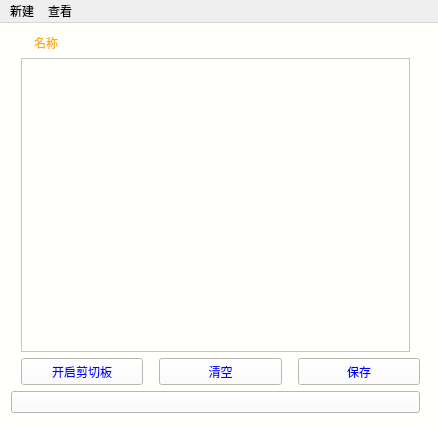
The window that note/mainwindow.ui (ccy-git/note) describes before a commit, drawn with Qt 5.
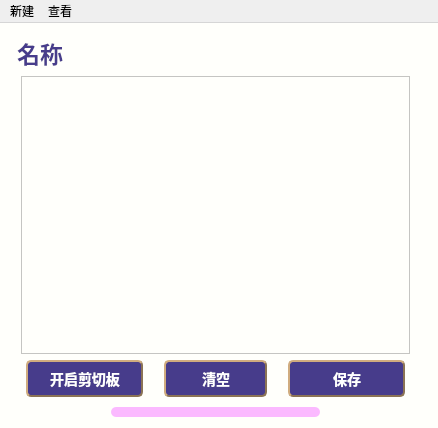
The same window after the commit.

Commit message: 修改了一下外观

```diff
--- a/note/mainwindow.ui
+++ b/note/mainwindow.ui
@@ -33,12 +33,12 @@
      <item>
       <widget class="QLabel" name="label">
        <property name="styleSheet">
-        <string notr="true">font: 16pt &quot;黑体&quot;;
-color:rgb(255, 170, 0);
-text-alion:center;
-margin-left:20%;
-margin-right:20%;
-</string>
+        <string notr="true">QLabel{
+	color:  #473C8B;    
+	font: bold 23px;   
+	font-family: 华文行楷;   
+	padding-top:2px;
+}</string>
        </property>
        <property name="text">
         <string>名称</string>
@@ -80,13 +80,30 @@
        <item>
         <widget class="QPushButton" name="clipBoard">
          <property name="styleSheet">
-          <string notr="true">font: 12pt &quot;宋体&quot;;
-margin-left:10px;
-height:25px;
-color:blue;
-
-
-</string>
+          <string notr="true">QPushButton {
+background-color: rgb(0, 150, 0);
+color: rgb(255, 255, 255);
+margin-left:15px;
+color: white;                    /* 文字颜色 */
+background-color: #473C8B;       /* 背景色 */
+border-style: outset;            /* 边框风格 */
+border-width: 2px;               /* 边框宽度 */
+border-radius: 5px;              /* 边框圆角 */
+border-color: #8B7355;           /* 边框颜色 */
+font: bold 14px;                 /* 字体 */
+min-width: 2em;                  /* 控件最小宽度 */
+min-height: 2px;                 /* 控件最小高度 */
+font-family: 华文新魏;            /* 字库 */
+padding: 5px;                    /* 内边距 */
+padding-left:6px;                /* 文字横向偏移 */
+padding-top:6px;                 /* 文字纵向偏移 */
+}
+QPushButton:pressed {
+background-color: #473CAB;
+}
+QPushButton:hover{
+background-color: #473CAB;
+}</string>
          </property>
          <property name="text">
           <string>开启剪切板</string>
@@ -96,13 +113,32 @@
        <item>
         <widget class="QPushButton" name="deleteText">
          <property name="styleSheet">
-          <string notr="true">font: 12pt &quot;宋体&quot;;
-margin-left:10px;
-height:25px;
-color:blue;
-
-
-</string>
+          <string notr="true">
+QPushButton {
+background-color: rgb(0, 150, 0);
+color: rgb(255, 255, 255);
+margin-left:15px;
+margin-right:15px;
+color: white;                    /* 文字颜色 */
+background-color: #473C8B;       /* 背景色 */
+border-style: outset;            /* 边框风格 */
+border-width: 2px;               /* 边框宽度 */
+border-radius: 5px;              /* 边框圆角 */
+border-color: #8B7355;           /* 边框颜色 */
+font: bold 14px;                 /* 字体 */
+min-width: 2em;                  /* 控件最小宽度 */
+min-height: 2px;                 /* 控件最小高度 */
+font-family: 华文新魏;            /* 字库 */
+padding: 5px;                    /* 内边距 */
+padding-left:6px;                /* 文字横向偏移 */
+padding-top:6px;                 /* 文字纵向偏移 */
+}
+QPushButton:pressed {
+background-color: #473CAB;
+}
+QPushButton:hover{
+background-color: #473CAB;
+}</string>
          </property>
          <property name="text">
           <string>清空</string>
@@ -112,12 +148,30 @@
        <item>
         <widget class="QPushButton" name="save">
          <property name="styleSheet">
-          <string notr="true">font: 12pt &quot;宋体&quot;;
-margin-left:10px;
-height:25px;
-color:blue;
-
-
+          <string notr="true">QPushButton {
+background-color: rgb(0, 150, 0);
+color: rgb(255, 255, 255);
+margin-right:15px;
+color: white;                    /* 文字颜色 */
+background-color: #473C8B;       /* 背景色 */
+border-style: outset;            /* 边框风格 */
+border-width: 2px;               /* 边框宽度 */
+border-radius: 5px;              /* 边框圆角 */
+border-color: #8B7355;           /* 边框颜色 */
+font: bold 14px;                 /* 字体 */
+min-width: 2em;                  /* 控件最小宽度 */
+min-height: 2px;                 /* 控件最小高度 */
+font-family: 华文新魏;            /* 字库 */
+padding: 5px;                    /* 内边距 */
+padding-left:6px;                /* 文字横向偏移 */
+padding-top:6px;                 /* 文字纵向偏移 */
+}
+QPushButton:pressed {
+background-color: #473CAB;
+}
+QPushButton:hover{
+background-color: #473CAB;
+}
 </string>
          </property>
          <property name="text">
@@ -139,7 +193,22 @@
         </size>
        </property>
        <property name="styleSheet">
-        <string notr="true"/>
+        <string notr="true">QPushButton {
+
+background-color: rgb(251, 185, 255);       /* 背景色 */
+border-style: outset;            /* 边框风格 */
+border-radius: 5px;              /* 边框圆角 */
+border-color: #8B7355;           /* 边框颜色 */
+margin-left:100px;
+margin-right:100px;
+max-height: 2px;   
+}
+QPushButton:pressed {
+background-color:  rgb(251, 199, 255);
+}
+QPushButton:hover{
+background-color:  rgb(251, 199, 255);
+}</string>
        </property>
        <property name="text">
         <string/>
```
The commit also changes 2 other files.
